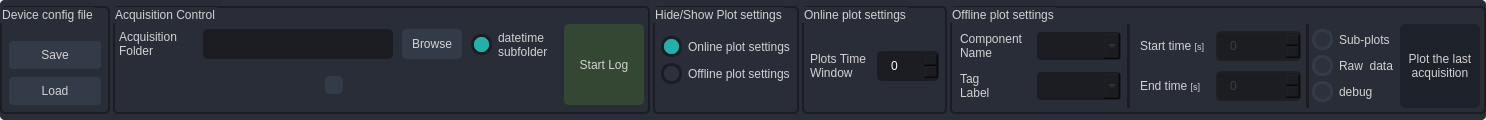
The window that Utilities/HSDPython_SDK/st_hsdatalog/st_hsdatalog/HSD_GUI/UI/log_control_widget.ui (STMicroelectronics/fp-ind-datalogmc) describes before a commit, drawn with Qt 5.
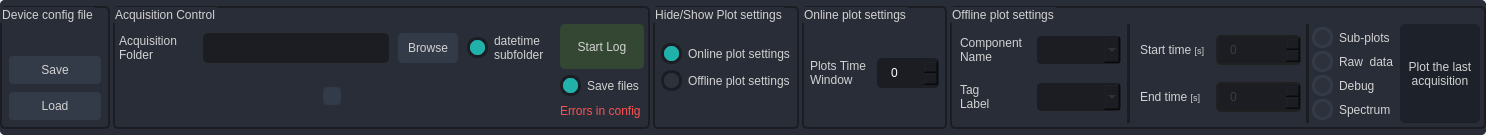
The same window after the commit. Icons and pictures are not drawn.

Commit message: v1.1.0 - Maintenance release and product update - see Release_Notes.html

Diff of the .ui file:
```diff
--- a/Utilities/HSDPython_SDK/st_hsdatalog/st_hsdatalog/HSD_GUI/UI/log_control_widget.ui
+++ b/Utilities/HSDPython_SDK/st_hsdatalog/st_hsdatalog/HSD_GUI/UI/log_control_widget.ui
@@ -7,7 +7,7 @@
     <x>0</x>
     <y>0</y>
     <width>1486</width>
-    <height>120</height>
+    <height>135</height>
    </rect>
   </property>
   <property name="minimumSize">
@@ -49,13 +49,13 @@
      <property name="minimumSize">
       <size>
        <width>0</width>
-       <height>120</height>
+       <height>135</height>
       </size>
      </property>
      <property name="maximumSize">
       <size>
        <width>16777215</width>
-       <height>120</height>
+       <height>135</height>
       </size>
      </property>
      <property name="styleSheet">
@@ -685,6 +685,30 @@
                  </property>
                 </widget>
                </item>
+               <item alignment="Qt::AlignHCenter">
+                <widget class="QFrame" name="groupBox_save_load_buttons_2">
+                 <property name="styleSheet">
+                  <string notr="true">border-color: transparent;</string>
+                 </property>
+                 <property name="frameShape">
+                  <enum>QFrame::StyledPanel</enum>
+                 </property>
+                 <property name="frameShadow">
+                  <enum>QFrame::Raised</enum>
+                 </property>
+                 <layout class="QVBoxLayout" name="verticalLayout_13">
+                  <property name="leftMargin">
+                   <number>0</number>
+                  </property>
+                  <property name="topMargin">
+                   <number>0</number>
+                  </property>
+                  <property name="rightMargin">
+                   <number>0</number>
+                  </property>
+                  <property name="bottomMargin">
+                   <number>0</number>
+                  </property>
                <item>
                 <widget class="QPushButton" name="start_button">
                  <property name="sizePolicy">
@@ -724,6 +748,78 @@
                  </property>
                 </widget>
                </item>
+                  <item>
+                   <widget class="QCheckBox" name="save_files_checkbox">
+                    <property name="styleSheet">
+                     <string notr="true">/* CHECKBOX */
+QCheckBox::indicator {
+    border: 3px solid rgb(27, 29, 35);
+	width: 15px;
+	height: 15px;
+	border-radius: 10px;
+    background: rgb(44, 49, 60);
+}
+QCheckBox::indicator:hover {
+    border: 3px solid rgb(58, 66, 81);
+}
+QCheckBox::indicator:checked {
+    background: rgb(32, 178, 170);
+	border: 3px solid rgb(27, 29, 35);
+}
+QCheckBox::indicator:checked:hover {
+    border: 3px solid rgb(58, 66, 81);
+}</string>
+                    </property>
+                    <property name="text">
+                     <string>Save files </string>
+                    </property>
+                    <property name="checked">
+                     <bool>true</bool>
+                    </property>
+                   </widget>
+                  </item>
+                  <item>
+                   <widget class="QLabel" name="config_errors_label">
+                    <property name="sizePolicy">
+                     <sizepolicy hsizetype="Preferred" vsizetype="Preferred">
+                      <horstretch>0</horstretch>
+                      <verstretch>0</verstretch>
+                     </sizepolicy>
+                    </property>
+                    <property name="minimumSize">
+                     <size>
+                      <width>0</width>
+                      <height>0</height>
+                     </size>
+                    </property>
+                    <property name="maximumSize">
+                     <size>
+                      <width>16777215</width>
+                      <height>20</height>
+                     </size>
+                    </property>
+                    <property name="styleSheet">
+                     <string notr="true">border-color:transparent;
+color: #FF5050;</string>
+                    </property>
+                    <property name="text">
+                     <string>&lt;!DOCTYPE HTML PUBLIC &quot;-//W3C//DTD HTML 4.0//EN&quot; &quot;http://www.w3.org/TR/REC-html40/strict.dtd&quot;&gt;
+&lt;html&gt;&lt;head&gt;&lt;meta name=&quot;qrichtext&quot; content=&quot;1&quot; /&gt;&lt;meta charset=&quot;utf-8&quot; /&gt;&lt;style type=&quot;text/css&quot;&gt;
+p, li { white-space: pre-wrap; }
+hr { height: 1px; border-width: 0; }
+li.unchecked::marker { content: &quot;\2610&quot;; }
+li.checked::marker { content: &quot;\2612&quot;; }
+&lt;/style&gt;&lt;/head&gt;&lt;body style=&quot; font-family:'Segoe UI'; font-size:9pt; font-weight:400; font-style:normal;&quot;&gt;
+&lt;p style=&quot; margin-top:0px; margin-bottom:0px; margin-left:0px; margin-right:0px; -qt-block-indent:0; text-indent:0px;&quot;&gt;Errors in config&lt;/p&gt;&lt;/body&gt;&lt;/html&gt;</string>
+                    </property>
+                    <property name="textFormat">
+                     <enum>Qt::MarkdownText</enum>
+                    </property>
+                   </widget>
+                  </item>
+                 </layout>
+                </widget>
+               </item>
               </layout>
              </widget>
             </item>
@@ -1645,7 +1741,26 @@
                   </sizepolicy>
                  </property>
                  <property name="text">
-                  <string>debug</string>
+                  <string>Debug</string>
+                 </property>
+                 <property name="autoExclusive">
+                  <bool>false</bool>
+                 </property>
+                </widget>
+               </item>
+               <item>
+                <widget class="QRadioButton" name="spectrum_radio">
+                 <property name="sizePolicy">
+                  <sizepolicy hsizetype="Preferred" vsizetype="Fixed">
+                   <horstretch>0</horstretch>
+                   <verstretch>0</verstretch>
+                  </sizepolicy>
+                 </property>
+                 <property name="text">
+                  <string>Spectrum</string>
+                 </property>
+                 <property name="autoExclusive">
+                  <bool>false</bool>
                  </property>
                 </widget>
                </item>
```
Lines whose indentation alone changed are shown as unchanged. The commit also changes 1086 other files.
